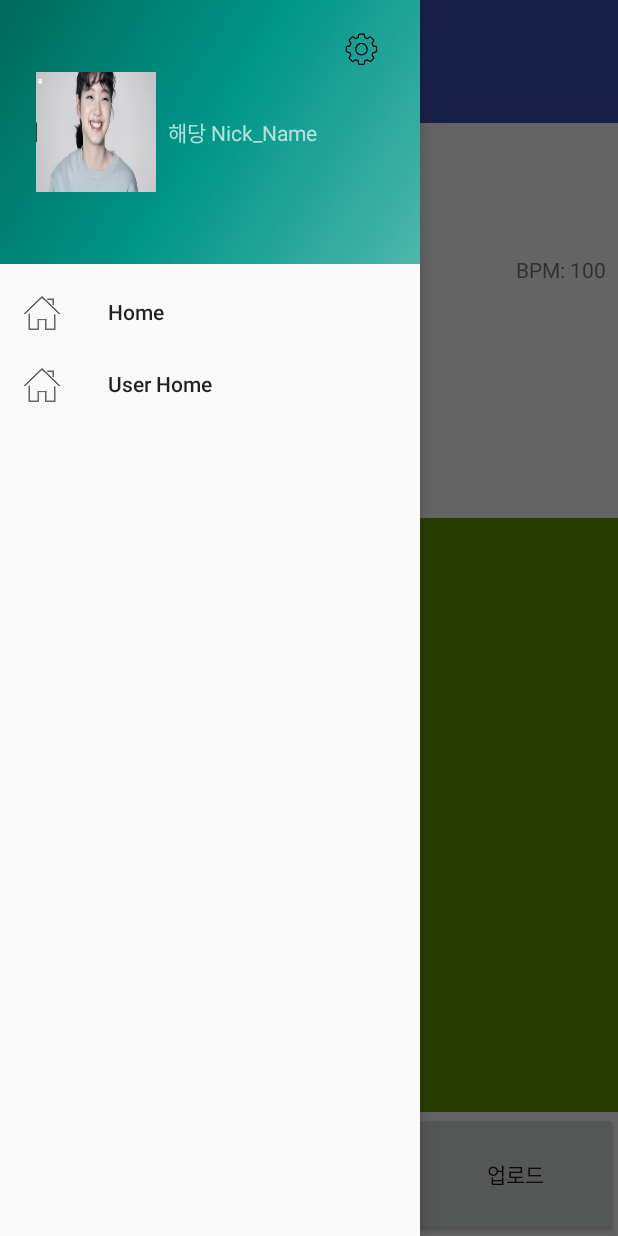
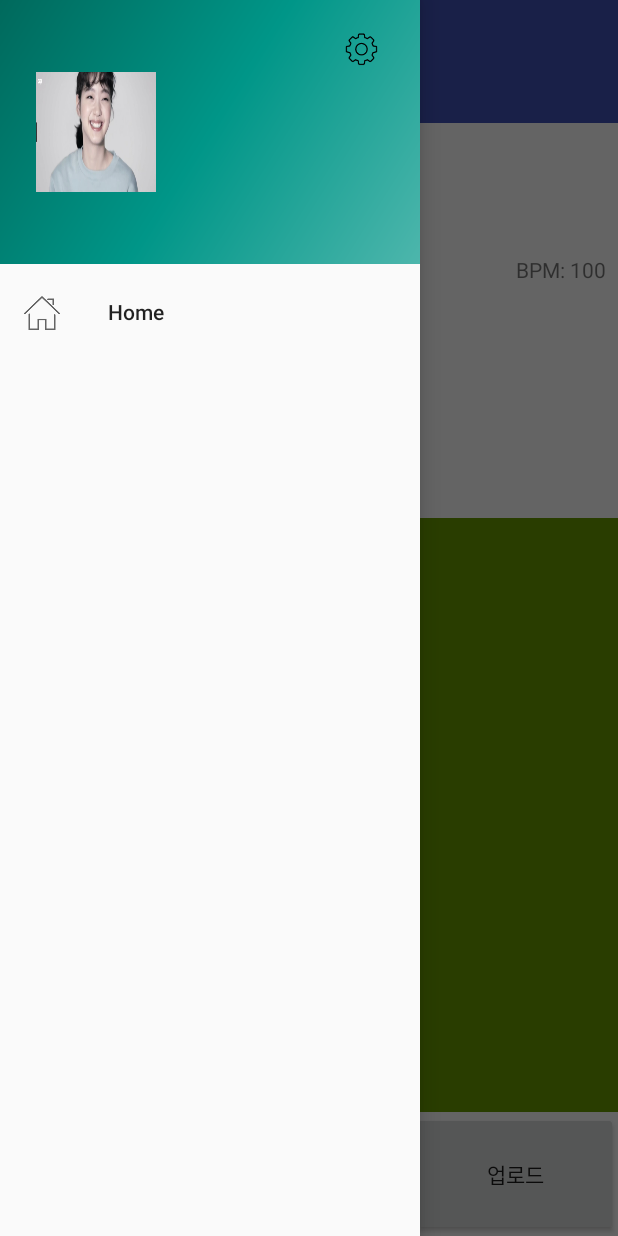
Before and after one commit to dmsals216/SoundHub, an Android app: the DetailView screen opened directly, with no data from a screen before it, with the side drawer open, on a phone screen of 412 x 824 dp. Run offline under Robolectric (Android 15) with nearby library versions, the phone set to English and light mode, and no system bars; our stand-ins replace RxJava, data binding; libraries missing offline, so code that uses them is left out: rm.com.audiowave; plain views replace AudioWaveView; network calls fail; 6 statements that could not run were skipped.

Commit message:
Navigation Setting Button 설정 완료.

```diff
--- a/app/src/main/res/layout/navigation_header.xml
+++ b/app/src/main/res/layout/navigation_header.xml
@@ -5,8 +5,11 @@
     xmlns:app="http://schemas.android.com/apk/res-auto">
     <data>
         <variable
-            name="view"
-            type="com.heepie.soundhub.view.ListView"/>
+            name="viewhandler"
+            type="com.heepie.soundhub.handler.ViewHandler"/>
+        <variable
+            name="model"
+            type="com.heepie.soundhub.domain.model.User"/>
     </data>
 
     <android.support.constraint.ConstraintLayout
@@ -30,7 +33,6 @@
             android:layout_marginTop="8dp"
             android:src="@drawable/test"
             android:scaleType="fitXY"
-            android:onClick="@{view::onClickedUserImage}"
             app:layout_constraintBottom_toBottomOf="parent"
             app:layout_constraintStart_toStartOf="parent"
             app:layout_constraintTop_toTopOf="parent" />
@@ -42,19 +44,20 @@
             android:layout_marginBottom="8dp"
             android:layout_marginStart="8dp"
             android:layout_marginTop="8dp"
-            android:text="해당 Nick_Name"
+            android:text="@{model.nickname}"
             app:layout_constraintBottom_toBottomOf="parent"
             app:layout_constraintStart_toEndOf="@+id/user_image"
             app:layout_constraintTop_toTopOf="parent" />
 
         <ImageButton
-            android:id="@+id/imageButton"
+            android:id="@+id/settingBtn"
             android:layout_width="30dp"
             android:layout_height="30dp"
             android:layout_marginEnd="8dp"
             android:layout_marginTop="2dp"
             android:background="@android:color/transparent"
             android:scaleType="fitXY"
+            android:onClick="@{viewhandler::onClickedSetting}"
             app:layout_constraintEnd_toEndOf="parent"
             app:layout_constraintTop_toTopOf="parent"
             app:srcCompat="@drawable/setting" />
--- a/app/src/main/res/menu/drawer.xml
+++ b/app/src/main/res/menu/drawer.xml
@@ -7,11 +7,6 @@
             android:title="Home"
             android:background="@android:color/transparent"
             />
-        <item
-            android:icon="@drawable/home"
-            android:title="User Home"
-            android:background="@android:color/transparent"
-            />
     </group>
 
 
```
Also changed, not shown: app/src/main/AndroidManifest.xml (+7 -7 lines), app/src/main/java/com/heepie/soundhub/handler/ViewHandler.java (+6 -1 lines), app/src/main/java/com/heepie/soundhub/view/ListView.java (+5 -6 lines).
